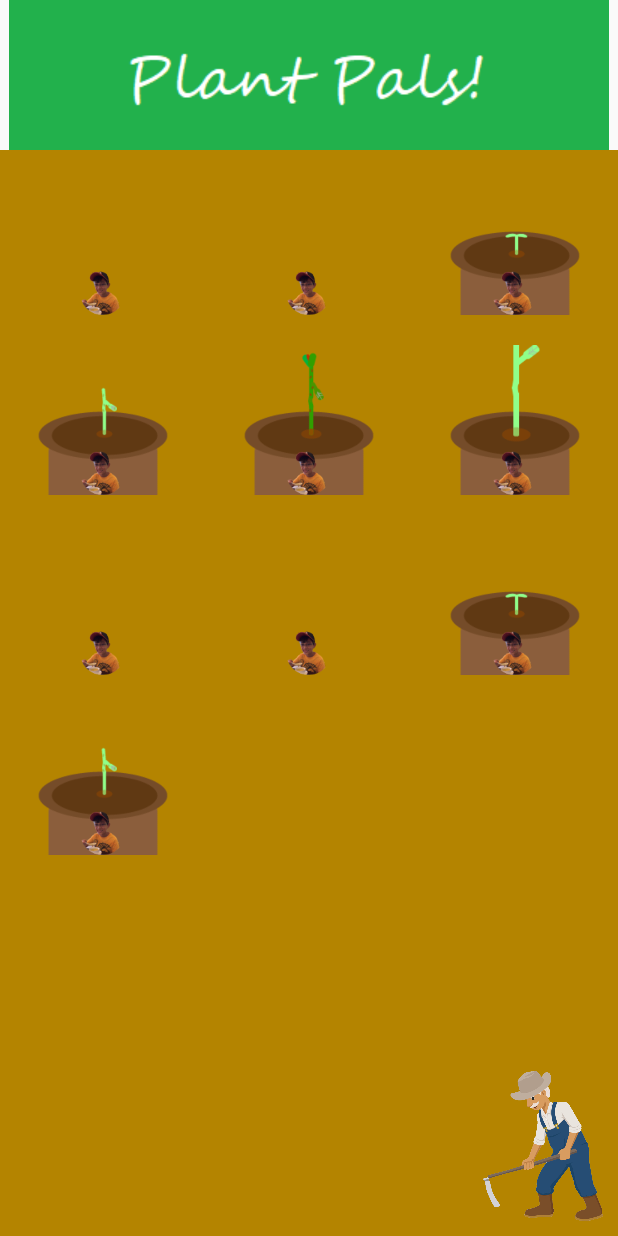
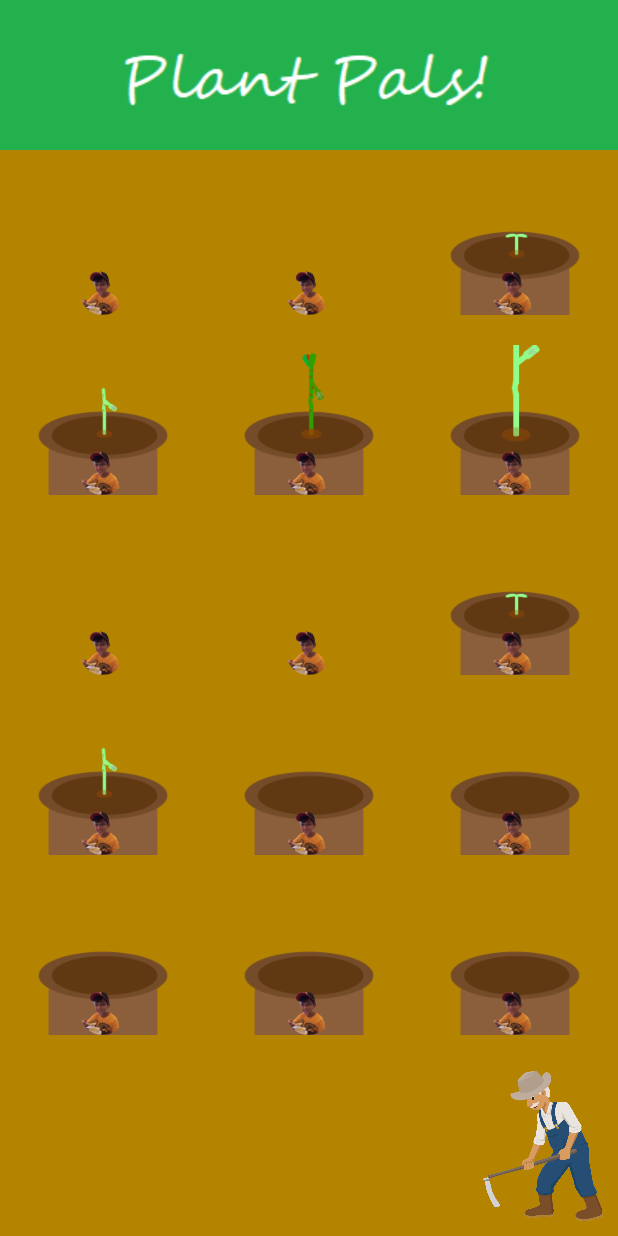
Before and after one commit to puzzler7/PlantPals, an Android app: the screen it shows after launch (MainActivity), on a phone screen of 412 x 824 dp. Run offline under Robolectric (Android 15) with nearby library versions, the phone set to English and light mode, and no system bars.

Commit message:
fixed header gap, added empty pots

```diff
--- a/app/src/main/java/com/tabs/tabs/gui/PlantAdapter.java
+++ b/app/src/main/java/com/tabs/tabs/gui/PlantAdapter.java
@@ -15,6 +15,8 @@ import com.tabs.tabs.plants.Plant;
 
 import java.util.ArrayList;
 import java.util.List;
+
+import static com.tabs.tabs.gui.GardenFragment.NUM_COLUMNS;
 
 public class PlantAdapter extends RecyclerView.Adapter<PlantAdapter.ViewHolder> {
 
@@ -90,8 +92,14 @@ public class PlantAdapter extends RecyclerView.Adapter<PlantAdapter.ViewHolder>
             }
         });
 
-        int id = context.getResources().getIdentifier(plants.get(position).getFileName(), "drawable", context.getPackageName());
-        System.out.println(plants.get(position).getFileName() + ": " + id);
+        Plant currPlant;
+        if (position < plants.size()) {
+            currPlant = plants.get(position);
+        } else {
+            currPlant = new Plant();
+        }
+        int id = context.getResources().getIdentifier(currPlant.getFileName(), "drawable", context.getPackageName());
+        System.out.println(currPlant.getFileName() + ": " + id);
         viewHolder.getImageView().setImageResource(id);
 
         viewHolder.getProfileView().setImageResource(R.drawable.oval);
@@ -100,6 +108,6 @@ public class PlantAdapter extends RecyclerView.Adapter<PlantAdapter.ViewHolder>
     // Return the size of your dataset (invoked by the layout manager)
     @Override
     public int getItemCount() {
-        return plants.size(); //+1 for empty pot?
+        return (plants.size()/NUM_COLUMNS)*NUM_COLUMNS+2*NUM_COLUMNS;
     }
 }
--- a/app/src/main/res/layout/activity_main.xml
+++ b/app/src/main/res/layout/activity_main.xml
@@ -32,6 +32,7 @@
             android:layout_height="wrap_content"
             android:layout_marginRight="0dp"
             android:layout_marginLeft="0dp"
+            android:scaleType="fitXY"
             app:layout_constraintTop_toTopOf="parent"
             app:layout_constraintRight_toRightOf="parent"
             app:layout_constraintLeft_toLeftOf="parent"
```
